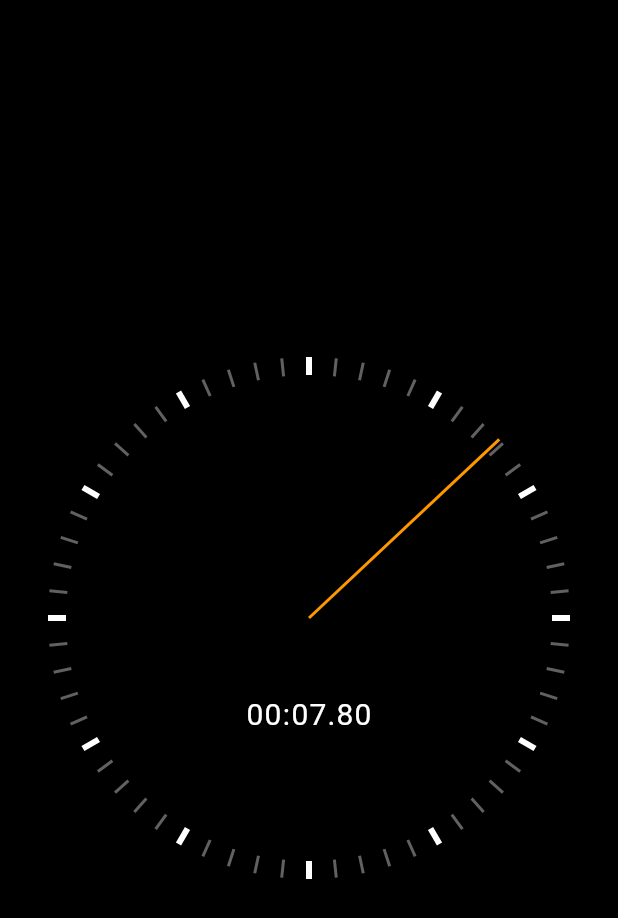
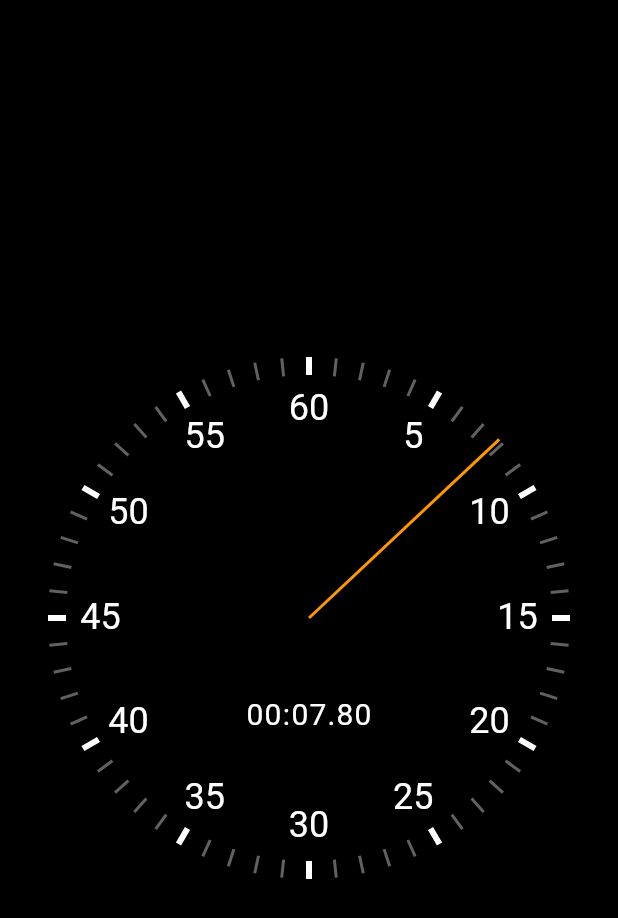
Before and after one commit to MeYo0o/Flutter-Animation-Masterclass, a Flutter app: the screen it shows after launch, on a phone screen of 412 x 824 dp. Shown: the top 918 px of the screen. Run offline on Flutter 3.47's test engine with Material 2 defaults, Android fonts, the phone set to English and light mode, and no system bars.

Commit message:
Add EP21

```diff
--- a/lib/pages/ep11_to_ep/clock_markers.dart
+++ b/lib/pages/ep11_to_ep/clock_markers.dart
@@ -1,4 +1,5 @@
 import 'dart:math';
+import 'dart:ui';
 
 import 'package:flutter/material.dart';
 
@@ -31,3 +32,42 @@
     );
   }
 }
+
+class ClockTextMarker extends StatelessWidget {
+  const ClockTextMarker({
+    Key? key,
+    required this.value,
+    required this.maxValue,
+    required this.radius,
+  }) : super(key: key);
+
+  final int value;
+  final int maxValue;
+  final double radius;
+
+  @override
+  Widget build(BuildContext context) {
+    const height = 30.0;
+    const width = 40.0;
+    return Transform(
+      alignment: Alignment.center,
+      transform: Matrix4.identity()
+        ..translate(-width / 2, -height / 2, 0.0)
+        ..rotateZ(pi + 2 * pi * (value / maxValue))
+        ..translate(0.0, radius - 35, 0.0)
+        ..rotateZ(pi - 2 * pi * (value / maxValue)),
+      child: SizedBox(
+        height: height,
+        width: width,
+        child: Text(
+          value.toString(),
+          textAlign: TextAlign.center,
+          style: const TextStyle(
+            fontSize: 24,
+            color: Colors.white,
+          ),
+        ),
+      ),
+    );
+  }
+}
--- a/lib/pages/ep11_to_ep/stop_watch_renderer.dart
+++ b/lib/pages/ep11_to_ep/stop_watch_renderer.dart
@@ -25,6 +25,12 @@
             left: radius,
             child: ClockSecondsTickMarker(seconds: i, radius: radius),
           ),
+        for (int i = 5; i <= 60; i += 5)
+          Positioned(
+            top: radius,
+            left: radius,
+            child: ClockTextMarker(value: i, maxValue: 60, radius: radius),
+          ),
         Positioned(
           top: radius,
           left: radius,
```
